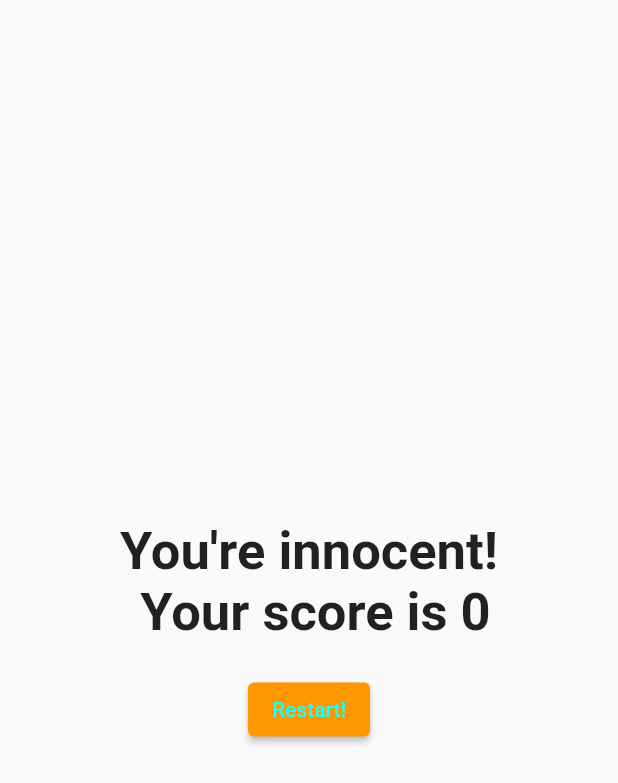
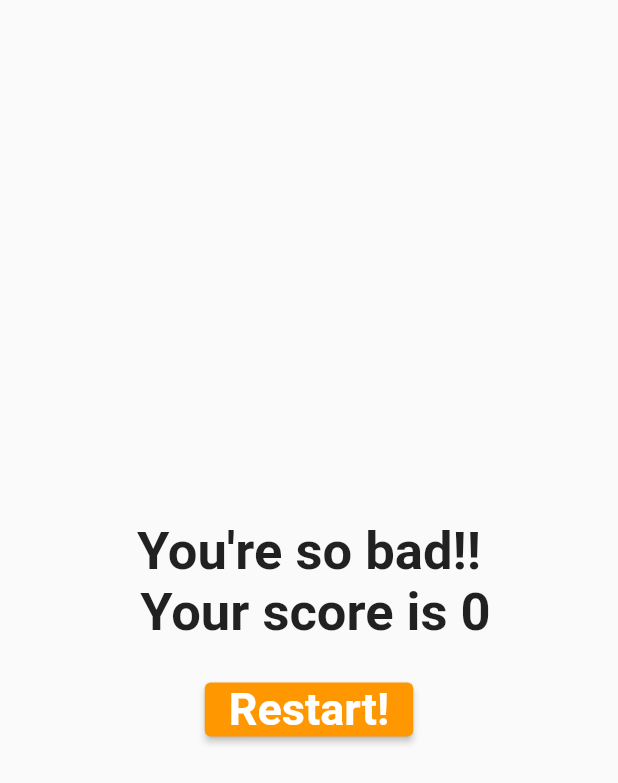
Before and after one commit to nihalmorshed/QuizApp-Preliminary, a Flutter app: what result() shows on an empty page, opened directly with empty values, on a phone screen of 412 x 824 dp. Shown: the top 783 px of the screen. Run offline on Flutter 3.47's test engine with Material 2 defaults, Android fonts, the phone set to English and light mode, and no system bars; our stand-ins replace cloud_firestore, firebase_auth, firebase_core; missing offline and left inert: dart:ffi; accounts and stored records are empty.

Commit message:
19 april 2022

```diff
--- a/lib/game.dart
+++ b/lib/game.dart
@@ -3,7 +3,7 @@ import 'package:flutter/material.dart';
 import 'package:flutter_complete_guide/quiz.dart';
 import './result.dart';
 
-FirebaseFirestore firebase = FirebaseFirestore.instance;
+FirebaseFirestore firestore = FirebaseFirestore.instance;
 
 class game extends StatefulWidget {
   game({Key? key}) : super(key: key);
@@ -15,35 +15,64 @@ class game extends StatefulWidget {
 class _gameState extends State<game> {
   static const _questions = [
     {
-      'questiontext': 'What\'s ur favourite Color!?',
+      'questiontext': 'Which country hosted the 2018 World Cup?',
       'answertext': [
-        {'text': 'Red', 'score': 6},
-        {'text': 'Green', 'score': 3},
-        {'text': 'Blue', 'score': 10},
-        {'text': 'White', 'score': 1},
+        {'text': 'Russia', 'score': 10},
+        {'text': 'Brazil', 'score': 0},
+        {'text': 'France', 'score': 0},
+        {'text': 'Germany', 'score': 0},
       ],
     },
     {
-      'questiontext': 'What\'s ur favourite Food!?',
+      'questiontext':
+          'Which team will arrive at the tournament as the reigning champions?',
       'answertext': [
-        {'text': 'Meat', 'score': 3},
-        {'text': 'Fish', 'score': 11},
-        {'text': 'Vegies', 'score': 5},
-        {'text': 'Chicken', 'score': 9},
+        {'text': 'Germany', 'score': 0},
+        {'text': 'France', 'score': 10},
+        {'text': 'England', 'score': 0},
+        {'text': 'Brazil', 'score': 0},
       ],
     },
     {
-      'questiontext': 'Who\'s ur favourite Superhero!?',
+      'questiontext': 'Which of the following is not an official FIFA partner?',
       'answertext': [
-        {'text': 'SpiderMan', 'score': 10},
-        {'text': 'Batman', 'score': 9},
-        {'text': 'Superman', 'score': 5},
-        {'text': 'Ironman', 'score': 7}
+        {'text': 'Adidas', 'score': 0},
+        {'text': 'Budweiser', 'score': 10},
+        {'text': 'Visa', 'score': 0},
+        {'text': 'Coca-Cola', 'score': 0}
+      ],
+    },
+    {
+      'questiontext': 'Which countries will host the 2026 World Cup?',
+      'answertext': [
+        {'text': 'USA', 'score': 0},
+        {'text': 'USA and Mexico', 'score': 0},
+        {'text': 'USA and Canada', 'score': 0},
+        {'text': 'USA, Mexico and Canada', 'score': 10}
+      ],
+    },
+    {
+      'questiontext': 'How many previous World Cups have there been?',
+      'answertext': [
+        {'text': '18', 'score': 0},
+        {'text': '19', 'score': 0},
+        {'text': '20', 'score': 0},
+        {'text': '21', 'score': 10}
+      ],
+    },
+    {
+      'questiontext': 'Which stadium has the highest capacity?',
+      'answertext': [
+        {'text': 'Al Bayt Stadium', 'score': 0},
+        {'text': 'Lusail Iconic Stadium', 'score': 10},
+        {'text': 'Education City Stadium', 'score': 0},
+        {'text': 'Al Rayyan Stadium', 'score': 0}
       ],
     },
   ];
   var _question_index = 0;
   var _totalscore = 0;
+  var _quesCount = 0;
 
   void _resetquiz() {
     setState(() {
@@ -67,7 +96,7 @@ class _gameState extends State<game> {
   String name = '';
   @override
   void initState() {
-    firebase.collection('QuizName').get().then((QuerySnapshot) => {
+    firestore.collection('QuizName').get().then((QuerySnapshot) => {
           QuerySnapshot.docs.forEach((element) {
             setState(() {
               name = element['Name'];
@@ -82,7 +111,7 @@ class _gameState extends State<game> {
     return MaterialApp(
       home: Scaffold(
         appBar: AppBar(
-          title: Text('Ji le Apni Jindegi'),
+          title: Text(name),
           backgroundColor: Colors.teal,
           centerTitle: true,
         ),
--- a/lib/result.dart
+++ b/lib/result.dart
@@ -1,4 +1,5 @@
 import 'package:flutter/material.dart';
+import 'package:flutter_complete_guide/home.dart';
 
 class result extends StatelessWidget {
   final int totalScore;
@@ -7,12 +8,13 @@ class result extends StatelessWidget {
 
   String get resultphrase {
     String txt;
-    if (totalScore <= 8)
-      txt = "You\'re innocent!\n Your score is " + totalScore.toString();
-    else if (totalScore <= 12)
-      txt = "Pretty Likable!\n Your score is " + totalScore.toString();
-    else if (totalScore <= 16)
-      txt = "You\'re...strange!!\n Your score is " + totalScore.toString();
+    if (totalScore >= 50)
+      txt = "You\'re  pretty Good!\n Your score is " + totalScore.toString();
+    else if (totalScore >= 40)
+      txt = "Not Bad!\n Your score is " + totalScore.toString();
+    else if (totalScore >= 30)
+      txt = "There's scope for improvement!!\n Your score is " +
+          totalScore.toString();
     else
       txt = "You\'re so bad!!\n Your score is " + totalScore.toString();
 
@@ -34,10 +36,20 @@ class result extends StatelessWidget {
             ),
           ),
           ElevatedButton(
-            onPressed: resetHandler,
-            child: Text('Restart!'),
+            onPressed: () {
+              // resetHandler;
+              Navigator.push(
+                context,
+                MaterialPageRoute(builder: (context) => homescreen()),
+              );
+            },
+            child: Text(
+              'Restart!',
+              style: TextStyle(fontSize: 30, fontWeight: FontWeight.bold),
+              textAlign: TextAlign.center,
+            ),
             style: ElevatedButton.styleFrom(
-                primary: Colors.orange, onPrimary: Colors.cyanAccent),
+                primary: Colors.orange, onPrimary: Colors.white),
           ),
         ],
       ),
```
